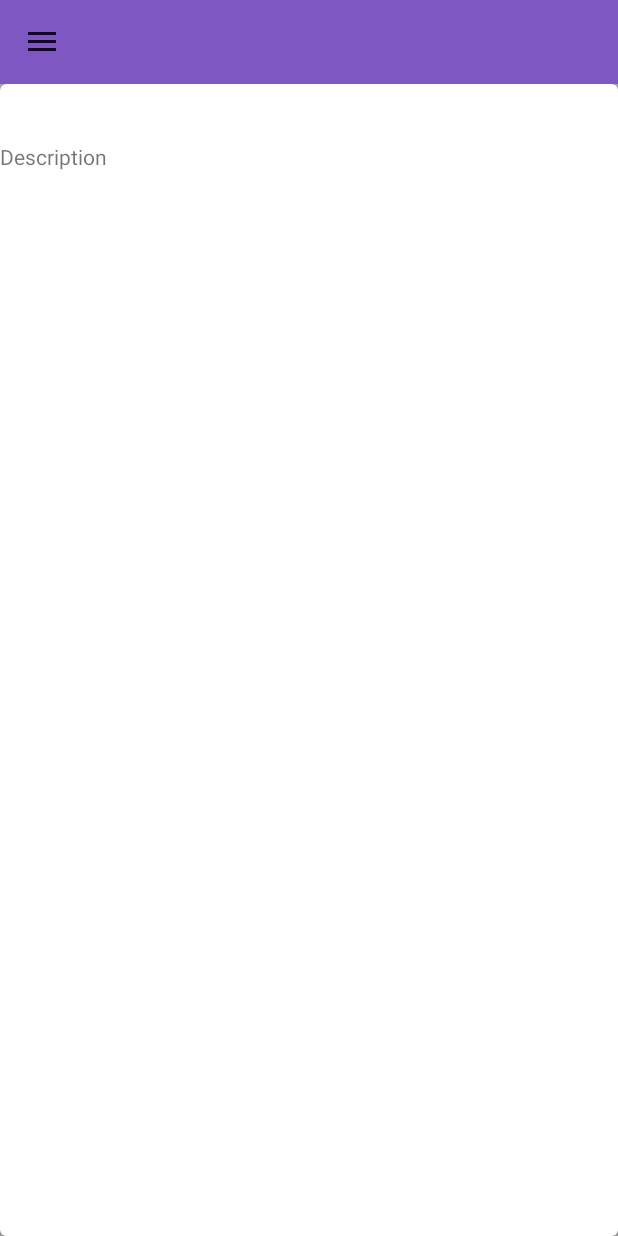
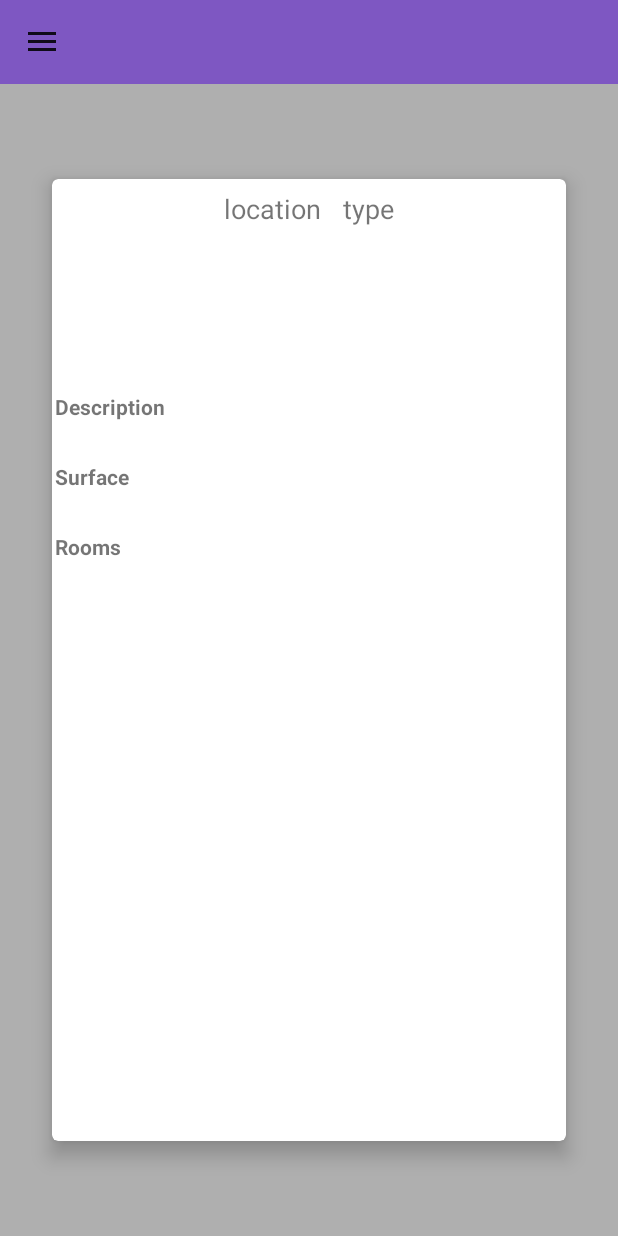
Before and after one commit to MickaelHrndz/RealEstateManager, an Android app: the fragment PropertyFragment placed in its activity, on a phone screen of 412 x 824 dp. Run offline under Robolectric (Android 15) with nearby library versions, the phone set to English and light mode, and no system bars; our stand-ins replace Firebase (no records; nobody signed in at launch, a user with empty details on screens opened directly).

Commit message:
Ability to dismiss PropertyFragment by clicking behind it + UI improvements

```diff
--- a/app/src/main/java/com/openclassrooms/realestatemanager/fragments/PropertyFragment.kt
+++ b/app/src/main/java/com/openclassrooms/realestatemanager/fragments/PropertyFragment.kt
@@ -5,6 +5,9 @@ import android.os.Bundle
 import android.view.LayoutInflater
 import android.view.View
 import android.view.ViewGroup
+import android.widget.FrameLayout
+import android.widget.ImageView
+import com.bumptech.glide.Glide
 import com.openclassrooms.realestatemanager.R
 import com.openclassrooms.realestatemanager.models.Property
 import kotlinx.android.synthetic.main.fragment_property.*
@@ -26,7 +29,17 @@ class PropertyFragment : Fragment() {
             property_location.text = prop.location
             property_surface.text = getString(R.string.square_meters, prop.surface)
             property_type.text = prop.type
+            property_rooms.text = prop.roomsCount.toString()
+            for(url in prop.picturesList){
+                val img = ImageView(context)
+                pictures_layout.addView(img)
+                Glide.with(context!!).load(url).into(img)
+            }
         }
+        overlay.setOnClickListener {
+                activity?.supportFragmentManager?.beginTransaction()?.remove(this)?.commit()
+        }
+        card_view.setOnClickListener {  }
     }
     fun newInstance(prop: Property): PropertyFragment {
         val myFragment = PropertyFragment()
--- a/app/src/main/res/layout/fragment_property.xml
+++ b/app/src/main/res/layout/fragment_property.xml
@@ -15,38 +15,83 @@
             android:layout_gravity="center"
             card_view:cardCornerRadius="4dp"
             android:layout_width="match_parent"
-            android:layout_height="match_parent">
+            android:layout_height="match_parent"
+            android:layout_marginStart="25dp"
+            android:layout_marginEnd="25dp"
+            android:layout_marginTop="50dp"
+            android:layout_marginBottom="50dp"
+            card_view:cardElevation="8sp"
+            card_view:cardUseCompatPadding="true">
             <LinearLayout
                 android:layout_width="match_parent"
                 android:layout_height="match_parent"
                 android:orientation="vertical">
 
-
+                <LinearLayout
+                    android:id="@+id/property_header_layout"
+                    android:layout_width="match_parent"
+                    android:layout_height="40dp"
+                    android:gravity="center"
+                    android:orientation="horizontal">
                     <TextView
                         android:id="@+id/property_location"
                         android:layout_width="wrap_content"
-                android:layout_height="wrap_content"/>
+                        android:layout_height="wrap_content"
+                        android:layout_gravity="center"
+                        android:layout_margin="@dimen/margin_row_text"
+                        android:paddingEnd="5dp"
+                        android:textSize="18sp"
+                        android:text="location"/>
                     <TextView
                         android:id="@+id/property_type"
                         android:layout_width="wrap_content"
-                    android:layout_height="wrap_content"/>
+                        android:layout_height="wrap_content"
+                        android:layout_margin="@dimen/margin_row_text"
+                        android:paddingStart="5dp"
+                        android:layout_gravity="center"
+                        android:textSize="18sp"
+                        android:text="type"/>
+                </LinearLayout>
+                <GridLayout
+                    android:id="@+id/pictures_layout"
+                    android:layout_width="match_parent"
+                    android:layout_height="@dimen/row_prop_height">
+                </GridLayout>
             <TextView
                 android:layout_width="wrap_content"
                 android:layout_height="wrap_content"
+                android:layout_margin="@dimen/margin_row_text"
+                android:textStyle="bold"
                 android:text="Description"/>
             <TextView
                 android:id="@+id/property_desc"
                 android:layout_width="wrap_content"
-                android:layout_height="wrap_content"/>
+                android:layout_height="wrap_content"
+                android:layout_margin="@dimen/margin_row_text"/>
 
+                <TextView
+                    android:layout_width="wrap_content"
+                    android:layout_height="wrap_content"
+                    android:layout_margin="@dimen/margin_row_text"
+                    android:textStyle="bold"
+                    android:text="Surface"/>
             <TextView
                 android:id="@+id/property_surface"
                 android:layout_width="wrap_content"
-                android:layout_height="wrap_content"/>
+                android:layout_height="wrap_content"
+                android:layout_margin="@dimen/margin_row_text"/>
+
+                <TextView
+                    android:layout_width="wrap_content"
+                    android:layout_height="wrap_content"
+                    android:layout_margin="@dimen/margin_row_text"
+                    android:textStyle="bold"
+                    android:text="Rooms"/>
             <TextView
                 android:id="@+id/property_rooms"
                 android:layout_width="wrap_content"
-                android:layout_height="wrap_content"/>
+                android:layout_height="wrap_content"
+                android:layout_margin="@dimen/margin_row_text"/>
             </LinearLayout>
         </android.support.v7.widget.CardView>
     </LinearLayout>
--- a/app/src/main/res/layout/row_property.xml
+++ b/app/src/main/res/layout/row_property.xml
@@ -4,7 +4,7 @@
     xmlns:android="http://schemas.android.com/apk/res/android"
     android:layout_width="match_parent"
     android:layout_height="@dimen/row_prop_height"
-    android:layout_margin="@dimen/activity_horizontal_margin"
+    android:layout_marginStart="10dp"
     android:orientation="horizontal">
 
     <LinearLayout
@@ -34,7 +34,8 @@
             android:id="@+id/prop_price"
             android:layout_width="wrap_content"
             android:layout_height="wrap_content"
-            android:layout_margin="@dimen/margin_row_text"/>
+            android:layout_margin="@dimen/margin_row_text"
+            android:textColor="@color/colorPrimaryDark"/>
     </LinearLayout>
 
     <ImageView
--- a/app/src/main/res/values/dimens.xml
+++ b/app/src/main/res/values/dimens.xml
@@ -9,6 +9,6 @@
     <dimen name="button_login_margin">5dp</dimen>
 
     <dimen name="row_workmate_height">80dp</dimen>
-    <dimen name="row_prop_height">80dp</dimen>
-    <dimen name="margin_row_text">1dp</dimen>
+    <dimen name="row_prop_height">100dp</dimen>
+    <dimen name="margin_row_text">2dp</dimen>
 </resources>
```
Lines whose indentation alone changed are shown as unchanged.
